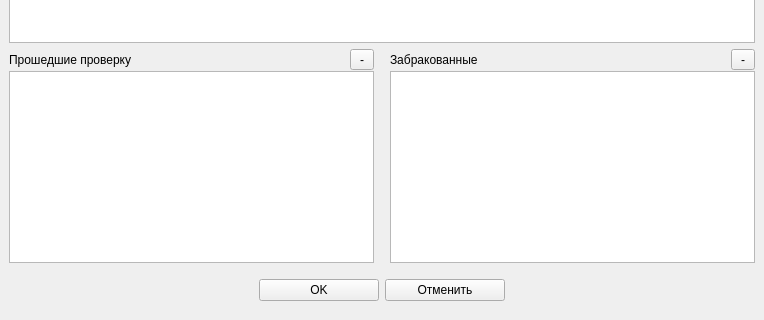
First picture: the form in Remont/otkwindow.ui, repository AlexeyScherbakov2021/Remont2, before the edit; both pictures show x 0 to 764 and y 292 to 612 of the 764 by 612 pixel window.
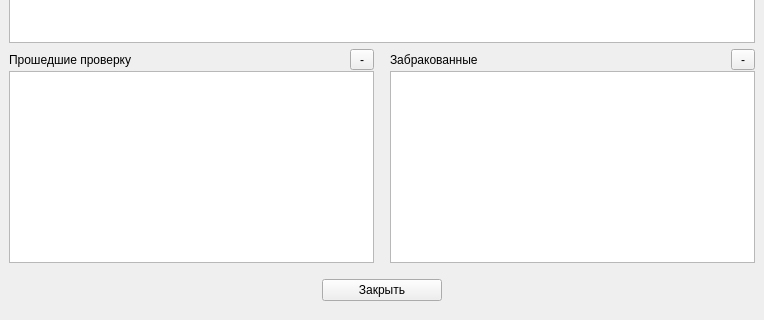
Second picture: the form after the edit. Icons and pictures are not drawn.

The edit to the form file:
```diff
--- a/Remont/otkwindow.ui
+++ b/Remont/otkwindow.ui
@@ -186,7 +186,7 @@
      </layout>
     </item>
     <item>
-     <layout class="QHBoxLayout" name="horizontalLayout_5" stretch="0,0,0,0">
+     <layout class="QHBoxLayout" name="horizontalLayout_5" stretch="0,0,0">
       <property name="topMargin">
        <number>10</number>
       </property>
@@ -206,29 +206,6 @@
         </property>
        </spacer>
       </item>
-      <item>
-       <widget class="QPushButton" name="pbOK">
-        <property name="minimumSize">
-         <size>
-          <width>120</width>
-          <height>0</height>
-         </size>
-        </property>
-        <property name="text">
-         <string>OK</string>
-        </property>
-        <property name="icon">
-         <iconset resource="resource.qrc">
-          <normaloff>:/image/Apply24x24.png</normaloff>:/image/Apply24x24.png</iconset>
-        </property>
-        <property name="iconSize">
-         <size>
-          <width>24</width>
-          <height>24</height>
-         </size>
-        </property>
-       </widget>
-      </item>
       <item>
        <widget class="QPushButton" name="pbCancel">
         <property name="minimumSize">
@@ -238,7 +215,7 @@
          </size>
         </property>
         <property name="text">
-         <string>Отменить</string>
+         <string>Закрыть</string>
         </property>
         <property name="icon">
          <iconset resource="resource.qrc">
```
Left out of the diff: 2 changed lines with no effect on the pictures.
